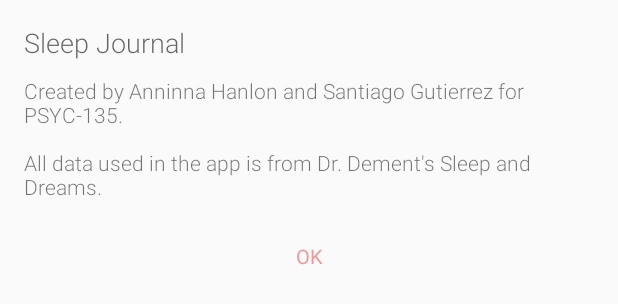
After one commit to ssgutierrez42/sleep-journal, an Android app: the layout dialog_settings.xml on its own in the app's theme, with its tools: preview values and no code run, on a phone screen of 412 x 824 dp. The commit adds this screen. Shown: the top 304 px of the screen. Run offline under Robolectric (Android 15) with nearby library versions, the phone set to English and light mode, and no system bars.

Commit message:
BLESS UP

```diff
--- a/app/src/main/AndroidManifest.xml
+++ b/app/src/main/AndroidManifest.xml
@@ -31,6 +31,11 @@
             android:configChanges="orientation|keyboardHidden|screenSize"
             android:screenOrientation="sensorPortrait"
             android:theme="@style/Theme.AppCompat.Light.Dialog.Alert" />
+        <activity
+            android:name=".dialogs.SettingsDialog"
+            android:configChanges="orientation|keyboardHidden|screenSize"
+            android:screenOrientation="sensorPortrait"
+            android:theme="@style/Theme.AppCompat.Light.Dialog.Alert" />
         <receiver android:process=":NotificationService" android:name=".receivers.AlertnessNotificationReceiver"/>
         <receiver android:process=":NotificationService" android:name=".receivers.AlertnessFeedBackProcessor"/>
         <receiver android:name=".receivers.OnBootReceiver">
--- a/app/src/main/java/com/stanford/sleepjournal/MainActivity.java
+++ b/app/src/main/java/com/stanford/sleepjournal/MainActivity.java
@@ -18,6 +18,7 @@ import android.widget.Toast;
 
 import com.stanford.sleepjournal.dialogs.DataEditorDialog;
 import com.stanford.sleepjournal.dialogs.SaveDialog;
+import com.stanford.sleepjournal.dialogs.SettingsDialog;
 import com.stanford.sleepjournal.fragments.FragmentPageAdapter;
 import com.stanford.sleepjournal.utils.Day;
 import com.stanford.sleepjournal.utils.ExcelManager;
@@ -187,7 +188,8 @@ public class MainActivity extends AppCompatActivity implements View.OnClickListe
                 startActivity(save);
                 break;
             case R.id.app_bar_settings:
-                Toast.makeText(getApplicationContext(), "More info coming soon", Toast.LENGTH_SHORT).show();
+                Intent settings = new Intent(MainActivity.this, SettingsDialog.class);
+                startActivity(settings);
                 break;
         }
     }
--- a/app/src/main/java/com/stanford/sleepjournal/receivers/AlertnessFeedBackProcessor.java
+++ b/app/src/main/java/com/stanford/sleepjournal/receivers/AlertnessFeedBackProcessor.java
@@ -53,5 +53,4 @@ public class AlertnessFeedBackProcessor extends BroadcastReceiver {
         return Constants.HOURS[hourOfDay/2];
     }
 
-
 }
--- a/app/src/main/java/com/stanford/sleepjournal/receivers/AlertnessNotificationReceiver.java
+++ b/app/src/main/java/com/stanford/sleepjournal/receivers/AlertnessNotificationReceiver.java
@@ -120,7 +120,6 @@ public class AlertnessNotificationReceiver extends BroadcastReceiver {
         return PendingIntent.getBroadcast(context, mood, intent, 0);
     }
 
-    //TODO change to inexact repeating
     public void setAlarm(Context context){
         AlarmManager am = (AlarmManager)context.getSystemService(Context.ALARM_SERVICE);
         Intent i = new Intent(context, AlertnessNotificationReceiver.class);
--- /dev/null
+++ b/app/src/main/res/layout/dialog_settings.xml
@@ -0,0 +1,42 @@
+<?xml version="1.0" encoding="utf-8"?>
+<LinearLayout xmlns:android="http://schemas.android.com/apk/res/android"
+    android:layout_width="match_parent"
+    android:layout_height="match_parent"
+    android:orientation="vertical">
+
+    <TextView
+        android:id="@+id/info_editor_title"
+        android:layout_width="match_parent"
+        android:layout_height="wrap_content"
+        android:fontFamily="sans-serif-light"
+        android:paddingBottom="@dimen/dialog_info_vertical"
+        android:paddingLeft="@dimen/activity_horizontal_margin"
+        android:paddingRight="@dimen/activity_horizontal_margin"
+        android:paddingTop="@dimen/activity_vertical_margin"
+        android:text="@string/app_name"
+        android:textAppearance="?android:attr/textAppearanceMedium" />
+
+    <TextView
+        android:layout_width="match_parent"
+        android:layout_height="wrap_content"
+        android:fontFamily="sans-serif-light"
+        android:paddingBottom="@dimen/dialog_info_vertical"
+        android:paddingLeft="@dimen/activity_horizontal_margin"
+        android:paddingRight="@dimen/activity_horizontal_margin"
+        android:text="@string/author_note"
+        android:textAppearance="?android:attr/textAppearanceSmall" />
+
+    <Button
+        android:id="@+id/info_ok"
+        style="?android:attr/buttonBarButtonStyle"
+        android:layout_width="match_parent"
+        android:layout_height="wrap_content"
+        android:fontFamily="sans-serif"
+        android:text="@android:string/ok"
+        android:textAllCaps="true"
+        android:textAppearance="?android:attr/textAppearanceSmall"
+        android:textColor="@color/light_red"
+        android:textSize="13sp" />
+
+
+</LinearLayout>
--- a/app/src/main/res/values/strings.xml
+++ b/app/src/main/res/values/strings.xml
@@ -31,4 +31,5 @@
     <string name="days_to_export"># of days to export</string>
     <string name="starting_from">Get data starting from</string>
     <string name="save">Save</string>
+    <string name="author_note">Created by Anninna Hanlon and Santiago Gutierrez for PSYC-135. \n\nAll data used in the app is from Dr. Dement\'s Sleep and Dreams.</string>
 </resources>
```
Also changed, not shown: app/src/main/java/com/stanford/sleepjournal/dialogs/SaveDialog.java (+18 -1 lines), app/src/main/java/com/stanford/sleepjournal/dialogs/SettingsDialog.java (added, +56 -0 lines), app/src/main/java/com/stanford/sleepjournal/utils/ExcelManager.java (+6 -4 lines).
